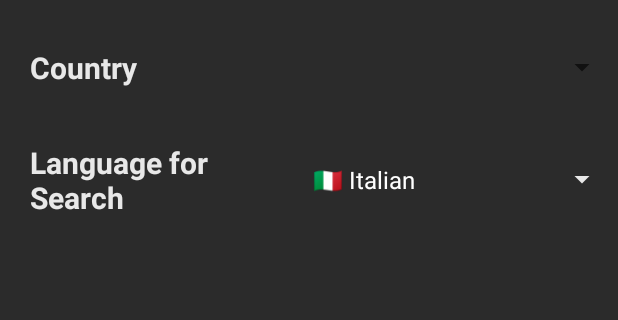
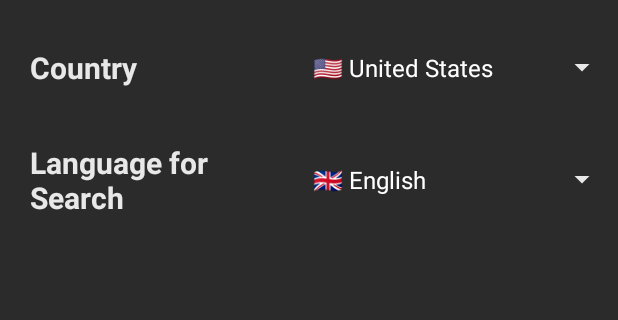
Before and after one commit to liamtoaldo/NewsPilot, an Android app: the fragment FragmentThree placed in its activity, on a phone screen of 412 x 824 dp, the part 84-404 px from its top. Run offline under Robolectric (Android 15) with nearby library versions, the phone set to English and light mode, and no system bars; libraries missing offline, so code that uses them is left out: me.ibrahimsn.lib; plain views replace SmoothBottomBar; pictures from the network do not load; 2 statements that could not run were skipped.

Commit message:
Added search and finished handling languages/countries. Added refresh working only for home

```diff
--- a/app/src/main/java/com/liam/newspilot/APIHandler.java
+++ b/app/src/main/java/com/liam/newspilot/APIHandler.java
@@ -11,10 +11,11 @@ import java.util.ArrayList;
  * Class used to call the APIWrapper, it just changes the URLS depending on what it calls
  */
 public class APIHandler {
-    private final String APIKey = "3dfc1d849ff54868885b2421f9809351";
-    private final APIWrapper apiWrapper;
+    private static final String APIKey = "3dfc1d849ff54868885b2421f9809351";
+    private final APIWrapperCallback callback;
+    private static final int pageSize = 40;
     public APIHandler(APIWrapperCallback callback ) {
-        apiWrapper = new APIWrapper(callback);
+        this.callback = callback;
     }
 
     /** Fetch from 'everything' in the NewsAPI
@@ -24,6 +25,7 @@ public class APIHandler {
      */
     public void FetchEverything(String query, String language, ArrayList<String> sources) {
         try {
+            APIWrapper apiWrapper = new APIWrapper(callback);
             StringBuilder sourcesBuilder = new StringBuilder();
             sources.forEach((String s) -> {
                 if (sourcesBuilder.length() > 0) {
@@ -33,7 +35,7 @@ public class APIHandler {
             });
 
             String sourcesString = sourcesBuilder.toString();
-            URL url = new URL("https://newsapi.org/v2/everything?q=" + query + "&language=" + language + "&sources=" + sourcesString + "&apiKey=" + APIKey);
+            URL url = new URL("https://newsapi.org/v2/everything?q=" + query + "&language=" + language + "&sources=" + sourcesString + "&apiKey=" + APIKey+ "&pageSize=" + pageSize);
             apiWrapper.execute(url);
         } catch (Exception e) {
             e.printStackTrace();
@@ -41,7 +43,8 @@ public class APIHandler {
     }
     public void FetchEverything(String query, String language) {
         try {
-            URL url = new URL("https://newsapi.org/v2/everything?q=" + query + "&language=" + language + "&apiKey=" + APIKey);
+            APIWrapper apiWrapper = new APIWrapper(callback);
+            URL url = new URL("https://newsapi.org/v2/everything?q=" + query + "&language=" + language + "&apiKey=" + APIKey + "&pageSize=" + pageSize);
             apiWrapper.execute(url);
         } catch (Exception e) {
             e.printStackTrace();
@@ -54,10 +57,20 @@ public class APIHandler {
      */
     public void FetchTopHeadlines(String query, String country) {
         try {
+            APIWrapper apiWrapper = new APIWrapper(callback);
             URL url = new URL("https://newsapi.org/v2/top-headlines?q=" + query + "&country=" + country + "&apiKey=" + APIKey);
             apiWrapper.execute(url);
         } catch (Exception e) {
             e.printStackTrace();
         }
     }
+    public void FetchTopHeadlines(String country) {
+        try {
+            APIWrapper apiWrapper = new APIWrapper(callback);
+            URL url = new URL("https://newsapi.org/v2/top-headlines?country=" + country + "&apiKey=" + APIKey);
+            apiWrapper.execute(url);
+        } catch (Exception e) {
+            e.printStackTrace();
+        }
+    }
 }
--- a/app/src/main/java/com/liam/newspilot/FragmentOne.java
+++ b/app/src/main/java/com/liam/newspilot/FragmentOne.java
@@ -1,7 +1,6 @@
 package com.liam.newspilot;
 
 import android.os.Bundle;
-import android.os.Handler;
 import android.view.LayoutInflater;
 import android.view.View;
 import android.view.ViewGroup;
@@ -23,8 +22,9 @@ import java.util.HashSet;
 import java.util.Set;
 
 public class FragmentOne extends Fragment implements APIWrapperCallback {
+    public LinearLayout cardContainer;
     private SwipeRefreshLayout swipeRefreshLayout;
-    private ProgressBar loadingSpinner;
+    public ProgressBar loadingSpinner;
     private APIHandler apiHandler;
     private View view;
 
@@ -43,13 +43,14 @@ public class FragmentOne extends Fragment implements APIWrapperCallback {
 
         swipeRefreshLayout = view.findViewById(R.id.swipeRefreshLayout);
         loadingSpinner = view.findViewById(R.id.loading_spinner);
+        cardContainer = view.findViewById(R.id.card_container);
 
+        //TODO make this work based on the last query provided
         swipeRefreshLayout.setOnRefreshListener(() -> {
-            // Perform the desired action here
-            //TODO api call
+            cardContainer.setVisibility(View.GONE);
+            loadingSpinner.setVisibility(View.VISIBLE);
+            apiHandler.FetchTopHeadlines(MainActivity.sharedPrefGet.getString("country", "us"));
 
-            // Hide the spinner
-            swipeRefreshLayout.setRefreshing(false);
         });
 
         return view;
@@ -59,20 +60,25 @@ public class FragmentOne extends Fragment implements APIWrapperCallback {
     public void onViewCreated(@NonNull View view, @Nullable Bundle savedInstanceState) {
         super.onViewCreated(view, savedInstanceState);
 
-        apiHandler.FetchEverything("supra", MainActivity.sharedPrefGet.getString("language", "it"));
+        //first query
+        apiHandler.FetchTopHeadlines(MainActivity.sharedPrefGet.getString("country", "us"));
     }
 
 
     @Override
     public void onAPIWrapperPostExecute(ArrayList<Article> articles) {
         updateCardViews(articles);
+        // Hide the spinner
+        swipeRefreshLayout.setRefreshing(false);
     }
 
     //Method to instantiate the cards with the respective articles
     private void updateCardViews(ArrayList<Article> articles) {
 
-        LinearLayout cardContainer = view.findViewById(R.id.card_container);
         LayoutInflater inflater = LayoutInflater.from(getContext());
+
+        // Remove all current card views
+        cardContainer.removeAllViews();
 
         for (int i = 0; i < articles.size(); i++) {
             Article article = articles.get(i);
@@ -117,6 +123,8 @@ public class FragmentOne extends Fragment implements APIWrapperCallback {
         }
         //hide the loading spinner
         loadingSpinner.setVisibility(View.GONE);
+        //show the card container
+        cardContainer.setVisibility(View.VISIBLE);
     }
 
 }
--- a/app/src/main/java/com/liam/newspilot/FragmentThree.java
+++ b/app/src/main/java/com/liam/newspilot/FragmentThree.java
@@ -21,9 +21,64 @@ import java.util.Arrays;
 
 public class FragmentThree extends Fragment implements AdapterView.OnItemSelectedListener  {
     private final String[] languages = {"🇦🇪 Arabic", "🇩🇪 German", "🇬🇧 English", "🇪🇸 Spanish", "🇫🇷 French", "🇮🇱 Hebrew", "🇮🇹 Italian", "🇳🇱 Dutch", "🇳🇴 Norwegian", "🇵🇹 Portuguese", "🇷🇺 Russian", "🇸🇪 Swedish", "🇵🇰 Urdu", "🇨🇳 Chinese"};
-    //TODO fill these
-    private final String[] countries = {};
-    private final String[] options = {"ar", "de", "en", "es", "fr", "he", "it", "nl", "no", "pt", "ru", "sv", "ud", "zh"};
+    private final String[] countries = {
+            "🇦🇪 United Arab Emirates",
+            "🇦🇷 Argentina",
+            "🇦🇹 Austria",
+            "🇧🇪 Belgium",
+            "🇧🇬 Bulgaria",
+            "🇧🇷 Brazil",
+            "🇨🇦 Canada",
+            "🇨🇭 Switzerland",
+            "🇨🇳 China",
+            "🇨🇴 Colombia",
+            "🇨🇺 Cuba",
+            "🇨🇿 Czech Republic",
+            "🇩🇪 Germany",
+            "🇪🇬 Egypt",
+            "🇫🇷 France",
+            "🇬🇧 United Kingdom",
+            "🇬🇷 Greece",
+            "🇭🇰 Hong Kong",
+            "🇭🇺 Hungary",
+            "🇮🇩 Indonesia",
+            "🇮🇪 Ireland",
+            "🇮🇱 Israel",
+            "🇮🇳 India",
+            "🇮🇹 Italy",
+            "🇯🇵 Japan",
+            "🇰🇷 South Korea",
+            "🇱🇹 Lithuania",
+            "🇱🇻 Latvia",
+            "🇲🇦 Morocco",
+            "🇲🇽 Mexico",
+            "🇲🇾 Malaysia",
+            "🇳🇬 Nigeria",
+            "🇳🇱 Netherlands",
+            "🇳🇴 Norway",
+            "🇳🇿 New Zealand",
+            "🇵🇭 Philippines",
+            "🇵🇱 Poland",
+            "🇵🇹 Portugal",
+            "🇷🇴 Romania",
+            "🇷🇸 Serbia",
+            "🇷🇺 Russia",
+            "🇸🇦 Saudi Arabia",
+            "🇸🇪 Sweden",
+            "🇸🇬 Singapore",
+            "🇸🇮 Slovenia",
+            "🇸🇰 Slovakia",
+            "🇹🇭 Thailand",
+            "🇹🇷 Turkey",
+            "🇹🇼 Taiwan",
+            "🇺🇦 Ukraine",
+            "🇺🇸 United States",
+            "🇻🇪 Venezuela",
+            "🇿🇦 South Africa"
+    };
+    private final String[] languageOptions = {"ar", "de", "en", "es", "fr", "he", "it", "nl", "no", "pt", "ru", "sv", "ud", "zh"};
+    private final String[] countryOptions = {"ae", "ar", "at", "be", "bg", "br", "ca", "ch", "cn", "co", "cu", "cz", "de", "eg", "fr", "gb", "gr", "hk", "hu", "id", "ie", "il", "in", "it", "jp", "kr", "lt", "lv", "ma", "mx", "my", "ng", "nl", "no", "nz", "ph", "pl", "pt", "ro", "rs", "ru", "sa", "se", "sg", "si", "sk", "th", "tr", "tw", "ua", "us", "ve", "za"};
+
     @Override
     public void onCreate(@Nullable Bundle savedInstanceState) {
         super.onCreate(savedInstanceState);
@@ -34,22 +89,61 @@ public class FragmentThree extends Fragment implements AdapterView.OnItemSelecte
     public View onCreateView(@NonNull LayoutInflater inflater, @Nullable ViewGroup container, @Nullable Bundle savedInstanceState) {
         View view = inflater.inflate(R.layout.fragment_three, container, false);
 
+        /* LANGUAGES DROPDOWN */
         // Create the menu with all the options for the language
         Spinner spinner = view.findViewById(R.id.lang_menu);
-        //TODO add icons or replace with proper text (e.g: Italian)
         CustomSpinnerAdapter customSpinnerAdapter = new CustomSpinnerAdapter(view.getContext(), languages);
         spinner.setAdapter(customSpinnerAdapter);
-        spinner.setOnItemSelectedListener(this);
+        spinner.setOnItemSelectedListener(new AdapterView.OnItemSelectedListener() {
+            @Override
+            public void onItemSelected(AdapterView<?> parent, View view, int position, long id) {
+                // Handle language spinner selection
+                MainActivity.sharedPrefSet.putString("language", languageOptions[position]);
+                MainActivity.sharedPrefSet.apply();
+            }
+
+            @Override
+            public void onNothingSelected(AdapterView<?> parent) {
+                // Do nothing
+            }
+        });
 
         // Change color of the dropdown icon
         Drawable spinnerDrawable = spinner.getBackground().getConstantState().newDrawable();
         spinnerDrawable.setColorFilter(ContextCompat.getColor(view.getContext(), R.color.white2), PorterDuff.Mode.SRC_ATOP);
         spinner.setBackground(spinnerDrawable);
+        //Load the language
+        String savedlang = MainActivity.sharedPrefGet.getString("language", "en");
+        spinner.setSelection(Arrays.asList(languageOptions).indexOf(savedlang));
+
+
+        /* COUNTRIES DROPDOWN */
+        // Create the menu with all the options for the country
+        Spinner spinnerCountries = view.findViewById(R.id.country_menu);
+        CustomSpinnerAdapter customSpinnerAdapterCountries = new CustomSpinnerAdapter(view.getContext(), countries);
+        spinnerCountries.setAdapter(customSpinnerAdapterCountries);
+        spinnerCountries.setOnItemSelectedListener(new AdapterView.OnItemSelectedListener() {
+            @Override
+            public void onItemSelected(AdapterView<?> parent, View view, int position, long id) {
+                // Handle country spinner selection
+                MainActivity.sharedPrefSet.putString("country", countryOptions[position]);
+                MainActivity.sharedPrefSet.apply();
+            }
+
+            @Override
+            public void onNothingSelected(AdapterView<?> parent) {
+                // Do nothing
+            }
+        });
+
+        // Change color of the dropdown icon
+        Drawable spinnerDrawableCountries = spinnerCountries.getBackground().getConstantState().newDrawable();
+        spinnerDrawableCountries.setColorFilter(ContextCompat.getColor(view.getContext(), R.color.white2), PorterDuff.Mode.SRC_ATOP);
+        spinnerCountries.setBackground(spinnerDrawableCountries);
 
         //Load the language
-        String savedlang = MainActivity.sharedPrefGet.getString("language", "it");
-        spinner.setSelection(Arrays.asList(options).indexOf(savedlang));
-
+        String savedCountry = MainActivity.sharedPrefGet.getString("country", "us");
+        spinnerCountries.setSelection(Arrays.asList(countryOptions).indexOf(savedCountry));
         return view;
     }
 
@@ -61,8 +155,6 @@ public class FragmentThree extends Fragment implements AdapterView.OnItemSelecte
     // Function that gets executed when a language is selected
     @Override
     public void onItemSelected(AdapterView<?> parent, View view, int position, long id) {
-        MainActivity.sharedPrefSet.putString("language", options[position]);
-        MainActivity.sharedPrefSet.apply();
     }
 
     @Override
--- a/app/src/main/java/com/liam/newspilot/MainActivity.java
+++ b/app/src/main/java/com/liam/newspilot/MainActivity.java
@@ -13,6 +13,8 @@ import android.os.Bundle;
 import android.view.Menu;
 import android.view.MenuInflater;
 import android.view.MenuItem;
+import android.view.View;
+import android.view.inputmethod.InputMethodManager;
 
 import me.ibrahimsn.lib.OnItemSelectedListener;
 import me.ibrahimsn.lib.SmoothBottomBar;
@@ -22,7 +24,6 @@ public class MainActivity extends AppCompatActivity implements OnItemSelectedLis
     public static SharedPreferences sharedPrefGet;
     public static SharedPreferences.Editor sharedPrefSet;
     Toolbar appbar;
-    public String language;
     SmoothBottomBar bottomBar;
 
     @Override
@@ -43,7 +44,6 @@ public class MainActivity extends AppCompatActivity implements OnItemSelectedLis
         //load default language saving to shared preferences
         sharedPrefGet = this.getPreferences(Context.MODE_PRIVATE);
         sharedPrefSet = sharedPrefGet.edit();
-        language = sharedPrefGet.getString(getString(R.string.language), "it");
 
         //TODO remove
 //        APIHandler api = new APIHandler(this);
@@ -76,6 +76,39 @@ public class MainActivity extends AppCompatActivity implements OnItemSelectedLis
         SearchView searchView = (SearchView) menu.findItem(R.id.search).getActionView();
         searchView.setQueryHint("Search topic...");
 
+        // Set the query text listener
+        searchView.setOnQueryTextListener(new SearchView.OnQueryTextListener() {
+            @Override
+            public boolean onQueryTextSubmit(String query) {
+                String language = sharedPrefGet.getString(getString(R.string.language), "en");
+
+                // Handle the submit button here
+                FragmentOne currentFragment = (FragmentOne)getSupportFragmentManager().findFragmentById(R.id.fragment_container);
+                if (currentFragment != null) {
+                    // Call the FetchEverything method of APIHandler to fetch news articles based on the query
+                    APIHandler api = new APIHandler(currentFragment);
+                    api.FetchEverything(query, language);
+                    currentFragment.loadingSpinner.setVisibility(View.VISIBLE);
+                    currentFragment.cardContainer.setVisibility(View.GONE);
+                }
+
+                //Hide the keyboard
+                InputMethodManager inputMethodManager = (InputMethodManager) getSystemService(Context.INPUT_METHOD_SERVICE);
+                View currentFocusedView = getCurrentFocus();
+                if (currentFocusedView != null) {
+                    inputMethodManager.hideSoftInputFromWindow(currentFocusedView.getWindowToken(), InputMethodManager.HIDE_NOT_ALWAYS);
+                }
+                return true;
+            }
+
+            @Override
+            public boolean onQueryTextChange(String newText) {
+                // Handle the text change here
+                // For example, update the search suggestions based on the new text
+                return false;
+            }
+        });
+
         return true;
     }
 
```
Also changed, not shown: app/src/main/res/drawable/error_image.png (added), app/src/main/res/drawable/error_image_old.jpg (renamed from app/src/main/res/drawable/error_image.jpg).
